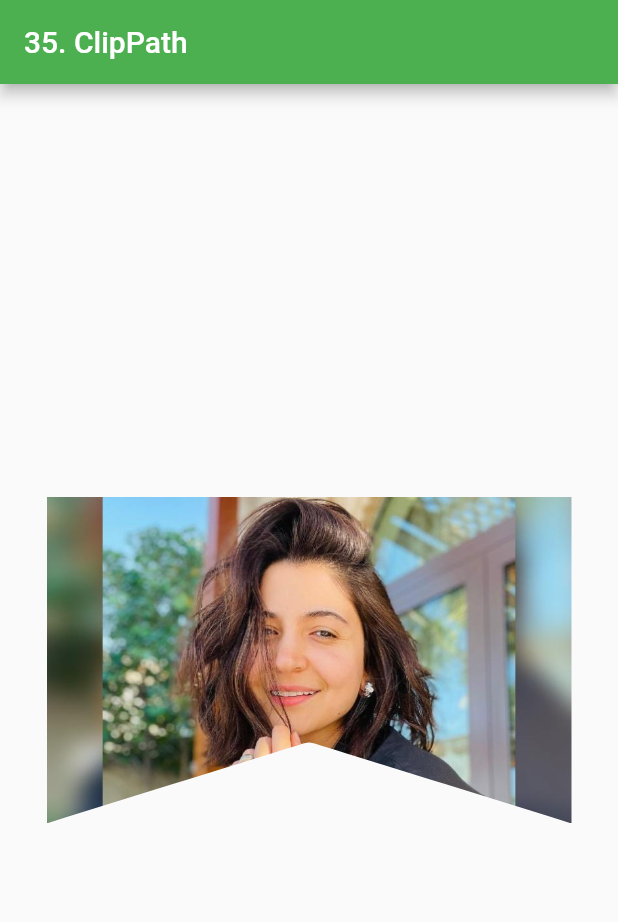
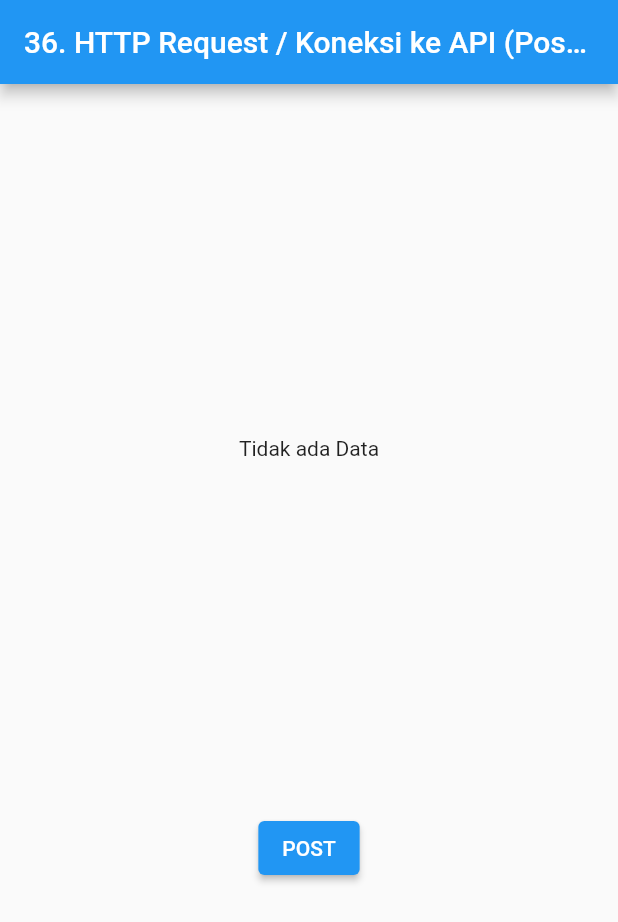
Before and after one commit to muminin/sinau_flutter, a Flutter app: the screen it shows after launch, on a phone screen of 412 x 824 dp. Shown: the top 922 px of the screen. Run offline on Flutter 3.47's test engine with Material 2 defaults, Android fonts, the phone set to English and light mode, and no system bars; our stand-ins replace audioplayers, qr_flutter; missing offline and left inert: qrscan.

Commit message:
36. HTTP Request / Koneksi ke API (Post Method)

```diff
--- a/lib/main.dart
+++ b/lib/main.dart
@@ -1,23 +1,53 @@
+import 'dart:convert';
+import 'dart:math';
+
 import 'package:flutter/material.dart';
+import 'package:http/http.dart' as http;
 
 void main() => runApp(MyApp());
 
-class MyApp extends StatelessWidget {
+class MyApp extends StatefulWidget {
+  @override
+  State<MyApp> createState() => _MyAppState();
+}
+
+class _MyAppState extends State<MyApp> {
+  PostResult postResult = null;
+  String chars =
+      'AaBbCcDdEeFfGgHhIiJjKkLlMmNnOoPpQqRrSsTtUuVvWwXxYyZz1234567890';
+  Random rnd = Random();
+
+  String getRandomString(int length) => String.fromCharCodes(Iterable.generate(
+      length, (_) => chars.codeUnitAt(rnd.nextInt(chars.length))));
+
   @override
   Widget build(BuildContext context) {
     return MaterialApp(
       home: Scaffold(
         appBar: AppBar(
-          backgroundColor: Colors.green,
-          title: const Text("35. ClipPath"),
+          title: const Text("36. HTTP Request / Koneksi ke API (Post Method)"),
         ),
         body: Center(
-          child: ClipPath(
-            clipper: MyClipper(),
-            child: const Image(
-              width: 350,
-              image: AssetImage("assets/images/anushka_sharma.jpg"),
-            ),
+          child: Column(
+            mainAxisAlignment: MainAxisAlignment.spaceEvenly,
+            children: [
+              Text(
+                (postResult != null
+                    ? '${postResult.id} | ${postResult.name} | ${postResult.job} | ${postResult.createdAt}'
+                    : 'Tidak ada Data'),
+              ),
+              ElevatedButton(
+                onPressed: () {
+                  PostResult.connectToAPI(
+                          getRandomString(5), getRandomString(10))
+                      .then((value) {
+                    postResult = value;
+                    setState(() {});
+                  });
+                },
+                child: const Text("POST"),
+              ),
+            ],
           ),
         ),
       ),
@@ -25,22 +55,34 @@ class MyApp extends StatelessWidget {
   }
 }
 
-class MyClipper extends CustomClipper<Path> {
-  @override
-  Path getClip(Size size) {
-    Path path = Path();
+class PostResult {
+  String id, name, job, createdAt;
 
-    path.lineTo(0, size.height);
-    // path.quadraticBezierTo(
-    //     size.width / 2, size.height * 0.75, size.width, size.height);
-    path.conicTo(
-        size.width / 2, size.height * 0.75, size.width, size.height, 100);
-    path.lineTo(size.width, 0);
-    path.close();
+  PostResult({this.id, this.name, this.job, this.createdAt});
 
-    return path;
+  // * Mapping dari JSON
+  // ? Map<String, dynamci> ==> Map<Key JSON, Value JSON>
+  factory PostResult.createPostResult(Map<String, dynamic> object) {
+    return PostResult(
+      id: object['id'],
+      name: object['name'],
+      job: object['job'],
+      createdAt: object['createdAt'],
+    );
   }
 
-  @override
-  bool shouldReclip(covariant CustomClipper<Path> oldClipper) => false;
+  // * Menghubungkan aplikasi ke API
+  static Future<PostResult> connectToAPI(String name, String job) async {
+    String apiURL = 'https://reqres.in/api/users';
+
+    var apiResult = await http.post(apiURL, body: {
+      'name': name,
+      'job': job,
+    });
+
+    // * Convert from JSON
+    var jsonObject = json.decode(apiResult.body);
+
+    return PostResult.createPostResult(jsonObject);
+  }
 }
```
Also changed, not shown: pubspec.yaml (+2 -7 lines), pubspec.lock, 5 other files.
